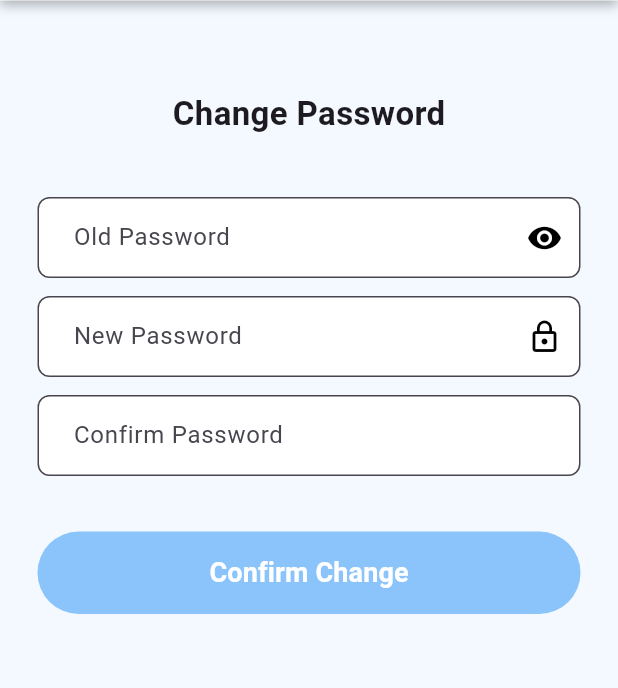
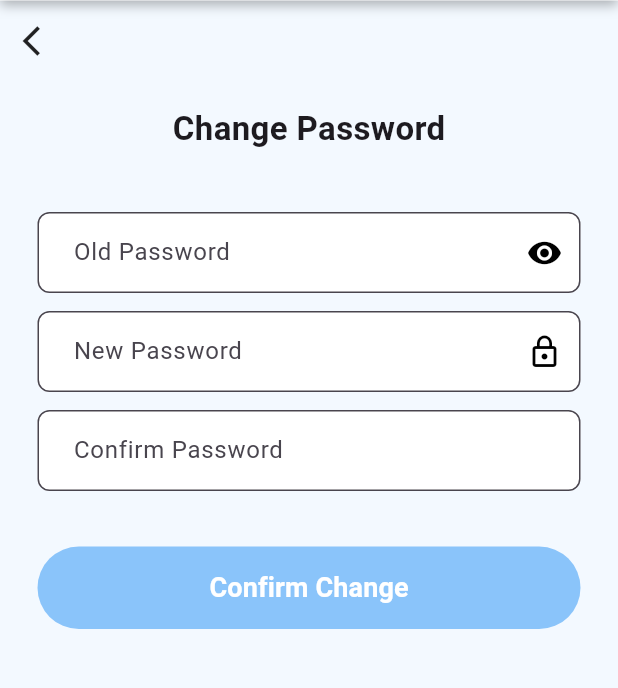
Before and after one commit to NgurahRio/Capstone2025-Undiknas, a Flutter app: the ProfilePage screen opened directly with sample values from the repository, after a tap on "Change password", on a phone screen of 412 x 824 dp, the part 127-815 px from its top. Run offline on Flutter 3.47's test engine with Material 3 defaults, Android fonts, the phone set to English and light mode, and no system bars; our stand-ins replace flutter_rating, google_maps_flutter, table_calendar; network calls fail.

Commit message:
fix: clean up bookmark model and enhance profile layout with improved state handling

```diff
--- a/frontend/mobile/lib/pages/detail.dart
+++ b/frontend/mobile/lib/pages/detail.dart
@@ -325,7 +325,9 @@ class _DetailPageState extends State<DetailPage> {
       ? averageRatingForDestination(destination!.id_destination)
       : averageRatingForEvent(event!.id_event);
 
-    final reviews = ratings.where((rat) => rat.destinationId?.id_destination == destination?.id_destination).toList();
+    final reviews = isDestination
+      ? ratings.where((rat) => rat.destinationId?.id_destination == destination!.id_destination).toList()
+      : ratings.where((rat) => rat.eventId?.id_event == event!.id_event).toList();
 
     final destinationPackages = packages.where(
       (pkg) => pkg.destinationId.id_destination == destination?.id_destination
@@ -1138,7 +1140,6 @@ class _DetailPageState extends State<DetailPage> {
                               ),
                             ),
 
-                            if(isDestination)
                             SizedBox(
                               width: double.infinity,
                               child: Container(
--- a/frontend/mobile/lib/pages/profile.dart
+++ b/frontend/mobile/lib/pages/profile.dart
@@ -207,7 +207,9 @@ class _ProfilePageState extends State<ProfilePage> {
         preferredSize: const Size.fromHeight(85),
         child: Header(title: "Profile", onTap: () {}),
       ),
-      body: Padding(
+      body: Stack(
+        children: [
+          Padding(
             padding: const EdgeInsets.symmetric(horizontal: 25, vertical: 60),
             child: user == null
                 ? Column(
@@ -240,7 +242,7 @@ class _ProfilePageState extends State<ProfilePage> {
                           crossAxisAlignment: CrossAxisAlignment.center,
                           children: [
                             const Padding(
-                          padding: EdgeInsets.only(bottom: 15),
+                              padding: EdgeInsets.only(bottom: 15, top: 10),
                               child: Text(
                                 "Change Password",
                                 style: TextStyle(
@@ -342,6 +344,23 @@ class _ProfilePageState extends State<ProfilePage> {
                     ],
                   ),
           ),
+
+          if(isChangePassword)
+            Positioned(
+              top: 15,
+              left: 15,
+              child: GestureDetector(
+                onTap: () {
+                  setState(() {
+                    isChangePassword = false;
+                  });
+                },
+                child: Icon(Icons.arrow_back_ios),
+              )
+            )
+
+        ],
+      ),
     );
   }
 }
```
Also changed, not shown: frontend/mobile/lib/pages/bookmark.dart (+19 -1 lines). Lines whose indentation alone changed are shown as unchanged.
